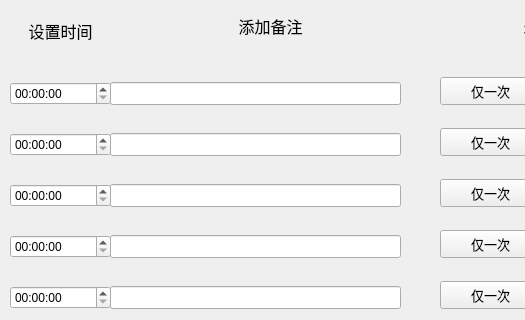
Before: the Qt Designer form realProgect/alarm.ui in Arthur381/QTproject, drawn with Qt 5; both pictures show x 0 to 525 and y 0 to 320 of the 700 by 432 pixel window.
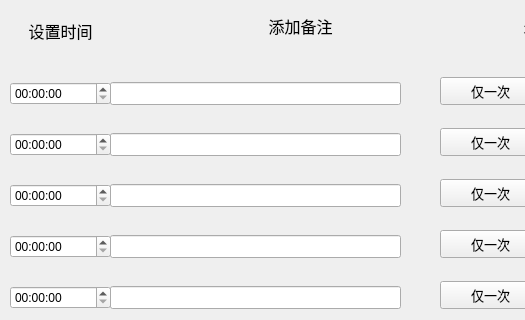
After: the same form once the commit is applied.

The edit to the form file:
```diff
--- a/realProgect/alarm.ui
+++ b/realProgect/alarm.ui
@@ -70,7 +70,7 @@
   <widget class="QLabel" name="label_2">
    <property name="geometry">
     <rect>
-     <x>190</x>
+     <x>220</x>
      <y>0</y>
      <width>161</width>
      <height>51</height>
```
